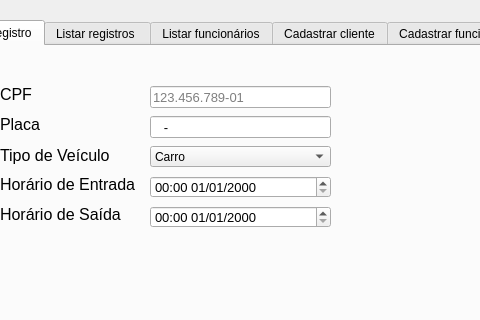
The window that src/UI_Estacionamento.ui (zBl4ckUser/proj-estacionamento) describes before a commit, drawn with Qt 5; both pictures show x 178 to 658 and y 0 to 320 of the 865 by 600 pixel window.
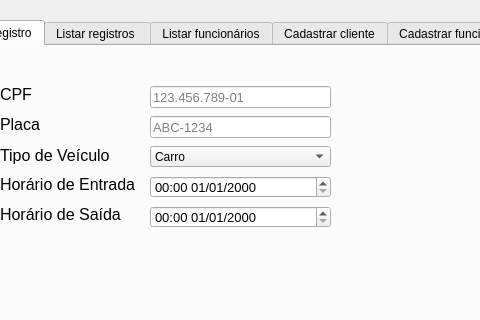
The same window after the commit. Icons and pictures are not drawn.

Commit message: Format plate

```diff
--- a/src/UI_Estacionamento.ui
+++ b/src/UI_Estacionamento.ui
@@ -124,7 +124,13 @@
        </font>
       </property>
       <property name="inputMask">
-       <string>&gt;NNN-NNNN</string>
+       <string/>
+      </property>
+      <property name="maxLength">
+       <number>9</number>
+      </property>
+      <property name="placeholderText">
+       <string>ABC-1234</string>
       </property>
      </widget>
      <widget class="QLabel" name="label_3">
```
The commit also changes 2 other files.
